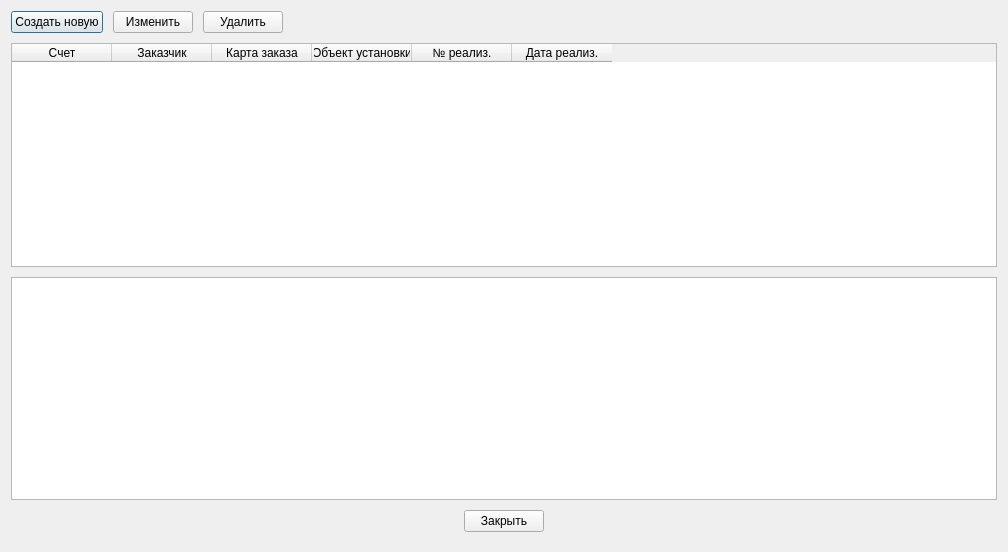
This is Remont/listshipwindow.ui in AlexeyScherbakov2021/Remont2 as Qt 5 draws it before an edit. The edited form follows.
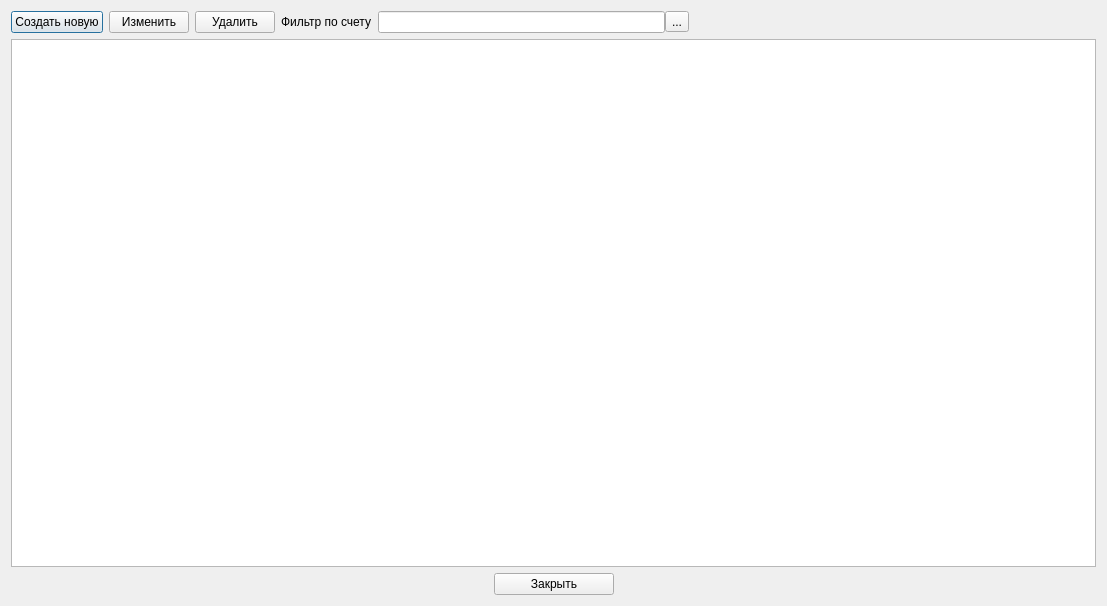
This is the edited form. Icons and pictures are not drawn.

Commit message: Список отгрузок и фильр по счету

Patch:
```diff
--- a/Remont/listshipwindow.ui
+++ b/Remont/listshipwindow.ui
@@ -6,20 +6,20 @@
    <rect>
     <x>0</x>
     <y>0</y>
-    <width>1008</width>
-    <height>552</height>
+    <width>1107</width>
+    <height>606</height>
    </rect>
   </property>
+  <property name="sizePolicy">
+   <sizepolicy hsizetype="Expanding" vsizetype="Preferred">
+    <horstretch>0</horstretch>
+    <verstretch>0</verstretch>
+   </sizepolicy>
+  </property>
   <property name="windowTitle">
    <string>Список отгрузок</string>
   </property>
   <layout class="QVBoxLayout" name="verticalLayout">
-   <property name="spacing">
-    <number>10</number>
-   </property>
-   <property name="bottomMargin">
-    <number>20</number>
-   </property>
    <item>
     <layout class="QHBoxLayout" name="horizontalLayout">
      <item>
@@ -50,8 +50,8 @@
        </property>
        <property name="iconSize">
         <size>
-         <width>32</width>
-         <height>32</height>
+         <width>24</width>
+         <height>24</height>
         </size>
        </property>
       </widget>
@@ -67,12 +67,44 @@
        </property>
        <property name="iconSize">
         <size>
-         <width>32</width>
-         <height>32</height>
+         <width>24</width>
+         <height>24</height>
         </size>
        </property>
       </widget>
      </item>
+     <item>
+      <layout class="QHBoxLayout" name="horizontalLayout_4">
+       <item>
+        <widget class="QLabel" name="label">
+         <property name="text">
+          <string>Фильтр по счету</string>
+         </property>
+        </widget>
+       </item>
+       <item>
+        <layout class="QHBoxLayout" name="horizontalLayout_3">
+         <property name="spacing">
+          <number>0</number>
+         </property>
+         <item>
+          <widget class="QLineEdit" name="leSearch"/>
+         </item>
+         <item>
+          <widget class="QToolButton" name="tbSearch">
+           <property name="text">
+            <string>...</string>
+           </property>
+           <property name="icon">
+            <iconset resource="resource.qrc">
+             <normaloff>:/image/search.png</normaloff>:/image/search.png</iconset>
+           </property>
+          </widget>
+         </item>
+        </layout>
+       </item>
+      </layout>
+     </item>
      <item>
       <spacer name="horizontalSpacer">
        <property name="orientation">
@@ -89,7 +121,7 @@
     </layout>
    </item>
    <item>
-    <widget class="QTableWidget" name="tableWidget">
+    <widget class="QTableView" name="tableView">
      <property name="alternatingRowColors">
       <bool>true</bool>
      </property>
@@ -99,43 +131,37 @@
      <property name="selectionBehavior">
       <enum>QAbstractItemView::SelectionBehavior::SelectRows</enum>
      </property>
-     <column>
-      <property name="text">
-       <string>Счет</string>
-      </property>
-     </column>
-     <column>
-      <property name="text">
-       <string>Заказчик</string>
-      </property>
-     </column>
-     <column>
-      <property name="text">
-       <string>Карта заказа</string>
-      </property>
-     </column>
-     <column>
-      <property name="text">
-       <string>Объект установки</string>
-      </property>
-     </column>
-     <column>
-      <property name="text">
-       <string>№ реализ.</string>
-      </property>
-     </column>
-     <column>
-      <property name="text">
-       <string>Дата реализ.</string>
-      </property>
-     </column>
+     <attribute name="horizontalHeaderStretchLastSection">
+      <bool>true</bool>
+     </attribute>
+     <attribute name="verticalHeaderDefaultSectionSize">
+      <number>24</number>
+     </attribute>
     </widget>
    </item>
    <item>
-    <widget class="QTableView" name="tableView"/>
-   </item>
-   <item alignment="Qt::AlignmentFlag::AlignHCenter">
+    <layout class="QHBoxLayout" name="horizontalLayout_2">
+     <item>
+      <spacer name="horizontalSpacer_2">
+       <property name="orientation">
+        <enum>Qt::Orientation::Horizontal</enum>
+       </property>
+       <property name="sizeHint" stdset="0">
+        <size>
+         <width>40</width>
+         <height>20</height>
+        </size>
+       </property>
+      </spacer>
+     </item>
+     <item>
     <widget class="QPushButton" name="pbClose">
+       <property name="sizePolicy">
+        <sizepolicy hsizetype="Expanding" vsizetype="Fixed">
+         <horstretch>0</horstretch>
+         <verstretch>0</verstretch>
+        </sizepolicy>
+       </property>
      <property name="maximumSize">
       <size>
        <width>120</width>
@@ -151,11 +177,26 @@
      </property>
      <property name="iconSize">
       <size>
-       <width>32</width>
-       <height>32</height>
+         <width>24</width>
+         <height>24</height>
       </size>
      </property>
     </widget>
+     </item>
+     <item>
+      <spacer name="horizontalSpacer_3">
+       <property name="orientation">
+        <enum>Qt::Orientation::Horizontal</enum>
+       </property>
+       <property name="sizeHint" stdset="0">
+        <size>
+         <width>40</width>
+         <height>20</height>
+        </size>
+       </property>
+      </spacer>
+     </item>
+    </layout>
    </item>
   </layout>
  </widget>
```
Left out of the diff: 5 changed lines with no effect on the pictures. Lines whose indentation alone changed are shown as unchanged. The commit also changes 5 other files.
